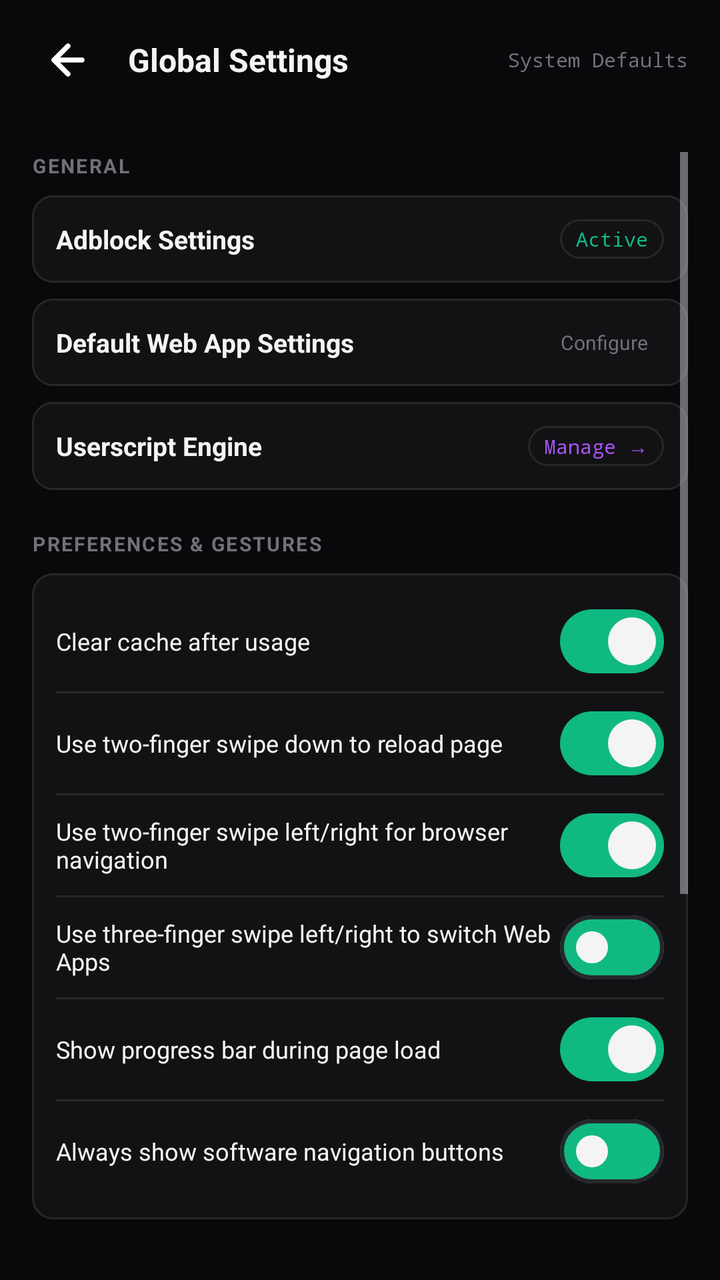
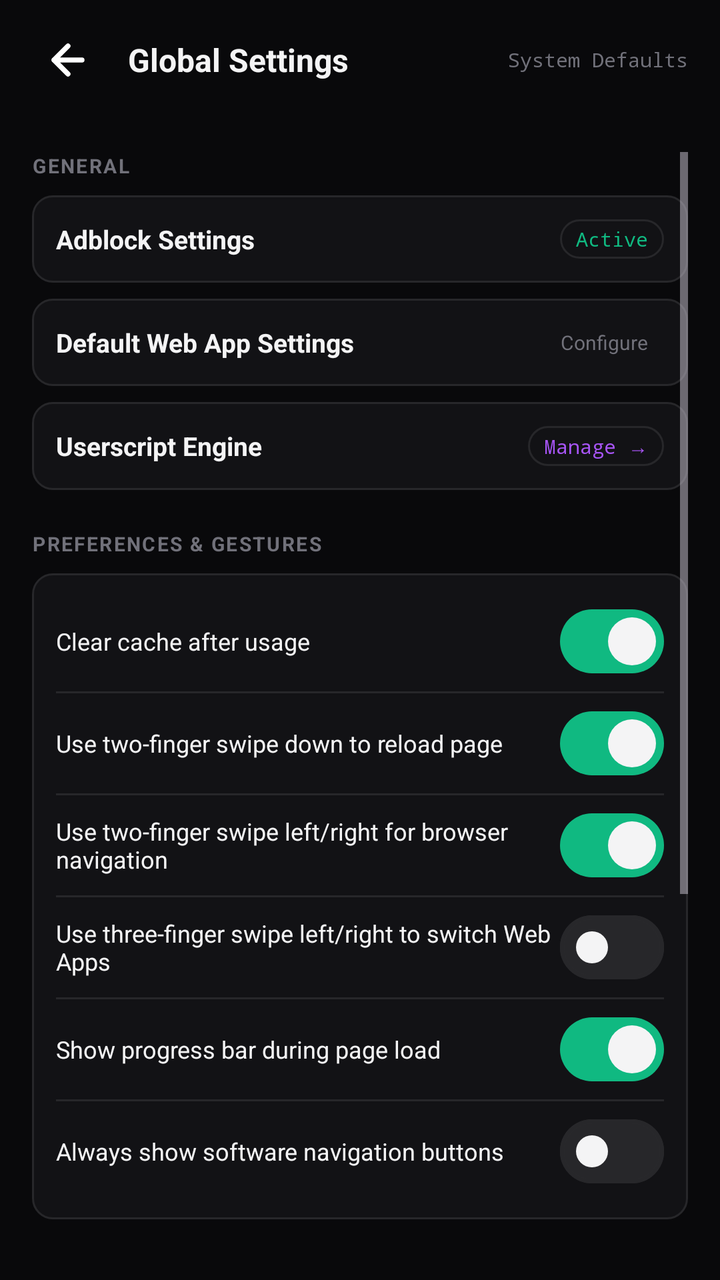

Two renders of the same Android screen: before a commit and after it. Below are the layout's source before the change and the commit's diff.
<!-- AndroidManifest.xml: application theme Theme.Scaffold -->
<!-- res/layout/activity_settings.xml -->
<?xml version="1.0" encoding="utf-8"?>
<LinearLayout xmlns:android="http://schemas.android.com/apk/res/android"
    xmlns:app="http://schemas.android.com/apk/res-auto"
    android:id="@+id/settings_root_layout"
    android:layout_width="match_parent"
    android:layout_height="match_parent"
    android:orientation="vertical"
    android:background="@color/bg_primary">

    
    <LinearLayout
        android:id="@+id/settings_header_layout"
        android:layout_width="match_parent"
        android:layout_height="wrap_content"
        android:orientation="horizontal"
        android:gravity="center_vertical"
        android:paddingHorizontal="16dp"
        android:paddingVertical="12dp"
        android:background="#15121215">

        <ImageButton
            android:id="@+id/settings_btn_back"
            android:layout_width="36dp"
            android:layout_height="36dp"
            android:background="?attr/selectableItemBackgroundBorderless"
            android:src="@drawable/ic_arrow_back"
            android:contentDescription="Back" />

        <TextView
            android:layout_width="0dp"
            android:layout_height="wrap_content"
            android:layout_weight="1"
            android:layout_marginStart="12dp"
            android:text="@string/global_settings"
            android:textColor="@color/text_primary"
            android:textSize="16sp"
            android:textStyle="bold" />

        <TextView
            android:layout_width="wrap_content"
            android:layout_height="wrap_content"
            android:text="System Defaults"
            android:textColor="@color/text_muted"
            android:textSize="10sp"
            android:fontFamily="monospace" />
    </LinearLayout>

    <ScrollView
        android:layout_width="match_parent"
        android:layout_height="match_parent"
        android:padding="16dp">

        <LinearLayout
            android:layout_width="match_parent"
            android:layout_height="wrap_content"
            android:orientation="vertical"
            android:paddingBottom="32dp">

            
            <TextView
                android:layout_width="wrap_content"
                android:layout_height="wrap_content"
                android:text="GENERAL"
                android:textColor="@color/text_muted"
                android:textSize="10sp"
                android:textStyle="bold"
                android:letterSpacing="0.08" />

            
            <LinearLayout
                android:id="@+id/settings_row_adblock"
                android:layout_width="match_parent"
                android:layout_height="wrap_content"
                android:orientation="horizontal"
                android:gravity="center_vertical"
                android:background="@drawable/bg_card"
                android:foreground="?attr/selectableItemBackground"
                android:padding="12dp"
                android:layout_marginTop="8dp"
                android:clickable="true"
                android:focusable="true">

                <TextView
                    android:layout_width="0dp"
                    android:layout_height="wrap_content"
                    android:layout_weight="1"
                    android:text="Adblock Settings"
                    android:textColor="@color/text_primary"
                    android:textSize="13sp"
                    android:textStyle="bold" />

                <TextView
                    android:layout_width="wrap_content"
                    android:layout_height="wrap_content"
                    android:text="Active"
                    android:textColor="@color/accent_emerald"
                    android:textSize="10sp"
                    android:fontFamily="monospace"
                    android:paddingHorizontal="8dp"
                    android:paddingVertical="3dp"
                    android:background="@drawable/bg_card" />
            </LinearLayout>

            
            <LinearLayout
                android:id="@+id/settings_row_default_app"
                android:layout_width="match_parent"
                android:layout_height="wrap_content"
                android:orientation="horizontal"
                android:gravity="center_vertical"
                android:background="@drawable/bg_card"
                android:foreground="?attr/selectableItemBackground"
                android:padding="12dp"
                android:layout_marginTop="8dp"
                android:clickable="true"
                android:focusable="true">

                <TextView
                    android:layout_width="0dp"
                    android:layout_height="wrap_content"
                    android:layout_weight="1"
                    android:text="Default Web App Settings"
                    android:textColor="@color/text_primary"
                    android:textSize="13sp"
                    android:textStyle="bold" />

                <TextView
                    android:layout_width="wrap_content"
                    android:layout_height="wrap_content"
                    android:text="Configure"
                    android:textColor="@color/text_muted"
                    android:textSize="10sp"
                    android:paddingHorizontal="8dp"
                    android:paddingVertical="3dp" />
            </LinearLayout>

            
            <LinearLayout
                android:id="@+id/settings_row_userscripts"
                android:layout_width="match_parent"
                android:layout_height="wrap_content"
                android:orientation="horizontal"
                android:gravity="center_vertical"
                android:background="@drawable/bg_card"
                android:foreground="?attr/selectableItemBackground"
                android:padding="12dp"
                android:layout_marginTop="8dp"
                android:clickable="true"
                android:focusable="true">

                <TextView
                    android:layout_width="0dp"
                    android:layout_height="wrap_content"
                    android:layout_weight="1"
                    android:text="Userscript Engine"
                    android:textColor="@color/text_primary"
                    android:textSize="13sp"
                    android:textStyle="bold" />

                <TextView
                    android:layout_width="wrap_content"
                    android:layout_height="wrap_content"
                    android:text="Manage →"
                    android:textColor="@color/accent_purple_bright"
                    android:textSize="10sp"
                    android:fontFamily="monospace"
                    android:paddingHorizontal="8dp"
                    android:paddingVertical="3dp"
                    android:background="@drawable/bg_card" />
            </LinearLayout>

            
            <TextView
                android:layout_width="wrap_content"
                android:layout_height="wrap_content"
                android:layout_marginTop="20dp"
                android:text="PREFERENCES &amp; GESTURES"
                android:textColor="@color/text_muted"
                android:textSize="10sp"
                android:textStyle="bold"
                android:letterSpacing="0.08" />

            <LinearLayout
                android:layout_width="match_parent"
                android:layout_height="wrap_content"
                android:orientation="vertical"
                android:background="@drawable/bg_card"
                android:padding="12dp"
                android:layout_marginTop="8dp">

                
                <LinearLayout
                    android:layout_width="match_parent"
                    android:layout_height="44dp"
                    android:orientation="horizontal"
                    android:gravity="center_vertical">

                    <TextView
                        android:layout_width="0dp"
                        android:layout_height="wrap_content"
                        android:layout_weight="1"
                        android:text="Clear cache after usage"
                        android:textColor="@color/text_primary"
                        android:textSize="12sp" />

                    <com.google.android.material.materialswitch.MaterialSwitch
                        android:id="@+id/settings_switch_clear_cache"
                        android:layout_width="wrap_content"
                        android:layout_height="wrap_content"
                        android:checked="true"
                        app:thumbTint="@color/text_primary"
                        app:trackTint="@color/accent_emerald" />
                </LinearLayout>

                <View
                    android:layout_width="match_parent"
                    android:layout_height="1dp"
                    android:background="@color/border_primary"
                    android:layout_marginVertical="3dp" />

                
                <LinearLayout
                    android:layout_width="match_parent"
                    android:layout_height="44dp"
                    android:orientation="horizontal"
                    android:gravity="center_vertical">

                    <TextView
                        android:layout_width="0dp"
                        android:layout_height="wrap_content"
                        android:layout_weight="1"
                        android:text="Use two-finger swipe down to reload page"
                        android:textColor="@color/text_primary"
                        android:textSize="12sp" />

                    <com.google.android.material.materialswitch.MaterialSwitch
                        android:id="@+id/settings_switch_reload_gesture"
                        android:layout_width="wrap_content"
                        android:layout_height="wrap_content"
                        android:checked="true"
                        app:thumbTint="@color/text_primary"
                        app:trackTint="@color/accent_emerald" />
                </LinearLayout>

                <View
                    android:layout_width="match_parent"
                    android:layout_height="1dp"
                    android:background="@color/border_primary"
                    android:layout_marginVertical="3dp" />

                
                <LinearLayout
                    android:layout_width="match_parent"
                    android:layout_height="44dp"
                    android:orientation="horizontal"
                    android:gravity="center_vertical">

                    <TextView
                        android:layout_width="0dp"
                        android:layout_height="wrap_content"
                        android:layout_weight="1"
                        android:text="Use two-finger swipe left/right for browser navigation"
                        android:textColor="@color/text_primary"
                        android:textSize="12sp" />

                    <com.google.android.material.materialswitch.MaterialSwitch
                        android:id="@+id/settings_switch_nav_gesture"
                        android:layout_width="wrap_content"
                        android:layout_height="wrap_content"
                        android:checked="true"
                        app:thumbTint="@color/text_primary"
                        app:trackTint="@color/accent_emerald" />
                </LinearLayout>

                <View
                    android:layout_width="match_parent"
                    android:layout_height="1dp"
                    android:background="@color/border_primary"
                    android:layout_marginVertical="3dp" />

                
                <LinearLayout
                    android:layout_width="match_parent"
                    android:layout_height="44dp"
                    android:orientation="horizontal"
                    android:gravity="center_vertical">

                    <TextView
                        android:layout_width="0dp"
                        android:layout_height="wrap_content"
                        android:layout_weight="1"
                        android:text="Use three-finger swipe left/right to switch Web Apps"
                        android:textColor="@color/text_primary"
                        android:textSize="12sp" />

                    <com.google.android.material.materialswitch.MaterialSwitch
                        android:id="@+id/settings_switch_app_switch_gesture"
                        android:layout_width="wrap_content"
                        android:layout_height="wrap_content"
                        android:checked="false"
                        app:thumbTint="@color/text_primary"
                        app:trackTint="@color/accent_emerald" />
                </LinearLayout>

                <View
                    android:layout_width="match_parent"
                    android:layout_height="1dp"
                    android:background="@color/border_primary"
                    android:layout_marginVertical="3dp" />

                
                <LinearLayout
                    android:layout_width="match_parent"
                    android:layout_height="44dp"
                    android:orientation="horizontal"
                    android:gravity="center_vertical">

                    <TextView
                        android:layout_width="0dp"
                        android:layout_height="wrap_content"
                        android:layout_weight="1"
                        android:text="Show progress bar during page load"
                        android:textColor="@color/text_primary"
                        android:textSize="12sp" />

                    <com.google.android.material.materialswitch.MaterialSwitch
                        android:id="@+id/settings_switch_progress_bar"
                        android:layout_width="wrap_content"
                        android:layout_height="wrap_content"
                        android:checked="true"
                        app:thumbTint="@color/text_primary"
                        app:trackTint="@color/accent_emerald" />
                </LinearLayout>

                <View
                    android:layout_width="match_parent"
                    android:layout_height="1dp"
                    android:background="@color/border_primary"
                    android:layout_marginVertical="3dp" />

                
                <LinearLayout
                    android:layout_width="match_parent"
                    android:layout_height="44dp"
                    android:orientation="horizontal"
                    android:gravity="center_vertical">

                    <TextView
                        android:layout_width="0dp"
                        android:layout_height="wrap_content"
                        android:layout_weight="1"
                        android:text="Always show software navigation buttons"
                        android:textColor="@color/text_primary"
                        android:textSize="12sp" />

                    <com.google.android.material.materialswitch.MaterialSwitch
                        android:id="@+id/settings_switch_software_nav"
                        android:layout_width="wrap_content"
                        android:layout_height="wrap_content"
                        android:checked="false"
                        app:thumbTint="@color/text_primary"
                        app:trackTint="@color/accent_emerald" />
                </LinearLayout>

            </LinearLayout>

            
            <TextView
                android:layout_width="wrap_content"
                android:layout_height="wrap_content"
                android:layout_marginTop="20dp"
                android:text="STORAGE &amp; CACHE"
                android:textColor="@color/text_muted"
                android:textSize="10sp"
                android:textStyle="bold"
                android:letterSpacing="0.08" />

            <LinearLayout
                android:layout_width="match_parent"
                android:layout_height="wrap_content"
                android:orientation="horizontal"
                android:gravity="center_vertical"
                android:background="@drawable/bg_card"
                android:padding="12dp"
                android:layout_marginTop="8dp">

                <LinearLayout
                    android:layout_width="0dp"
                    android:layout_height="wrap_content"
                    android:layout_weight="1"
                    android:orientation="vertical">

                    <TextView
                        android:layout_width="wrap_content"
                        android:layout_height="wrap_content"
                        android:text="Cached Web Data"
                        android:textColor="@color/text_primary"
                        android:textSize="13sp"
                        android:textStyle="bold" />

                    <TextView
                        android:id="@+id/settings_tv_cache_size"
                        android:layout_width="wrap_content"
                        android:layout_height="wrap_content"
                        android:layout_marginTop="1dp"
                        android:text="Calculating... (500 MB auto-purge threshold)"
                        android:textColor="@color/text_muted"
                        android:textSize="10sp"
                        android:fontFamily="monospace" />
                </LinearLayout>

                <TextView
                    android:id="@+id/settings_btn_clear_cache"
                    android:layout_width="wrap_content"
                    android:layout_height="wrap_content"
                    android:text="Clear Cache"
                    android:textColor="@color/accent_rose"
                    android:textSize="12sp"
                    android:textStyle="bold"
                    android:padding="6dp" />
            </LinearLayout>

            
            <TextView
                android:layout_width="wrap_content"
                android:layout_height="wrap_content"
                android:layout_marginTop="20dp"
                android:text="BACKUP &amp; PORTABILITY"
                android:textColor="@color/text_muted"
                android:textSize="10sp"
                android:textStyle="bold"
                android:letterSpacing="0.08" />

            <LinearLayout
                android:layout_width="match_parent"
                android:layout_height="wrap_content"
                android:orientation="horizontal"
                android:layout_marginTop="8dp">

                <TextView
                    android:id="@+id/settings_btn_export"
                    android:layout_width="0dp"
                    android:layout_height="40dp"
                    android:layout_weight="1"
                    android:background="@drawable/bg_card"
                    android:foreground="?attr/selectableItemBackground"
                    android:gravity="center"
                    android:text="Export Settings &amp; Web Apps"
                    android:textColor="@color/text_primary"
                    android:textSize="11sp"
                    android:textStyle="bold"
                    android:clickable="true"
                    android:focusable="true" />

                <TextView
                    android:id="@+id/settings_btn_import"
                    android:layout_width="0dp"
                    android:layout_height="40dp"
                    android:layout_weight="1"
                    android:layout_marginStart="8dp"
                    android:background="@drawable/bg_card"
                    android:foreground="?attr/selectableItemBackground"
                    android:gravity="center"
                    android:text="Import Settings &amp; Web Apps"
                    android:textColor="@color/text_primary"
                    android:textSize="11sp"
                    android:textStyle="bold"
                    android:clickable="true"
                    android:focusable="true" />
            </LinearLayout>

            
            <TextView
                android:layout_width="wrap_content"
                android:layout_height="wrap_content"
                android:layout_marginTop="20dp"
                android:text="ABOUT &amp; SYSTEM"
                android:textColor="@color/text_muted"
                android:textSize="10sp"
                android:textStyle="bold"
                android:letterSpacing="0.08" />

            <LinearLayout
                android:id="@+id/settings_row_about"
                android:layout_width="match_parent"
                android:layout_height="wrap_content"
                android:orientation="horizontal"
                android:gravity="center_vertical"
                android:background="@drawable/bg_card"
                android:foreground="?attr/selectableItemBackground"
                android:padding="12dp"
                android:layout_marginTop="8dp"
                android:clickable="true"
                android:focusable="true">

                <TextView
                    android:layout_width="0dp"
                    android:layout_height="wrap_content"
                    android:layout_weight="1"
                    android:text="About Scraffold &amp; Licenses"
                    android:textColor="@color/text_primary"
                    android:textSize="13sp"
                    android:textStyle="bold" />

                <TextView
                    android:layout_width="wrap_content"
                    android:layout_height="wrap_content"
                    android:text="v1.0.1 →"
                    android:textColor="@color/accent_emerald"
                    android:textSize="11sp"
                    android:fontFamily="monospace" />
            </LinearLayout>

        </LinearLayout>
    </ScrollView>

</LinearLayout>
<!-- resources referenced by this layout -->
<resources>
  <color name="accent_emerald">#10B981</color>
  <color name="accent_purple_bright">#A855F7</color>
  <color name="accent_rose">#F43F5E</color>
  <color name="bg_primary">#09090B</color>
  <color name="border_primary">#27272A</color>
  <color name="text_muted">#71717A</color>
  <color name="text_primary">#F4F4F5</color>
  <!-- drawable bg_card (drawable) -->
  <?xml version="1.0" encoding="utf-8"?>
  <shape xmlns:android="http://schemas.android.com/apk/res/android"
      android:shape="rectangle">
      <solid android:color="@color/bg_surface" />
      <stroke
          android:width="1dp"
          android:color="@color/border_primary" />
      <corners android:radius="10dp" />
  </shape>
  <!-- drawable ic_arrow_back (drawable) -->
  <vector xmlns:android="http://schemas.android.com/apk/res/android"
      android:width="24dp"
      android:height="24dp"
      android:viewportWidth="24"
      android:viewportHeight="24">
      <path
          android:strokeColor="#FFFFFF"
          android:strokeWidth="2.5"
          android:strokeLineCap="round"
          android:strokeLineJoin="round"
          android:pathData="M19,12 L5,12 M12,19 L5,12 L12,5" />
  </vector>
  <string name="global_settings">Global Settings</string>
  <style name="Theme.Scaffold" parent="Theme.Material3.Dark.NoActionBar">
          
          <item name="android:windowBackground">@color/bg_primary</item>
          <item name="android:statusBarColor">@color/bg_primary</item>
          <item name="android:navigationBarColor">@color/bg_primary</item>
          <item name="android:windowLightStatusBar">false</item>
          <item name="android:windowLightNavigationBar">false</item>
  
          
          <item name="colorPrimary">@color/accent_emerald</item>
          <item name="colorOnPrimary">@color/text_on_accent</item>
          <item name="colorSurface">@color/bg_surface</item>
          <item name="colorOnSurface">@color/text_primary</item>
          <item name="colorOutline">@color/border_primary</item>
      </style>
  <color name="bg_surface">#121215</color>
  <color name="text_on_accent">#000000</color>
</resources>

<!-- the commit's change to res/layout/activity_settings.xml (unified diff, before → after) -->
@@ -209,7 +209,7 @@
                         android:layout_height="wrap_content"
                         android:checked="true"
                         app:thumbTint="@color/text_primary"
-                        app:trackTint="@color/accent_emerald" />
+                        app:trackTint="@color/switch_track" />
                 </LinearLayout>
 
                 <View
@@ -239,7 +239,7 @@
                         android:layout_height="wrap_content"
                         android:checked="true"
                         app:thumbTint="@color/text_primary"
-                        app:trackTint="@color/accent_emerald" />
+                        app:trackTint="@color/switch_track" />
                 </LinearLayout>
 
                 <View
@@ -269,7 +269,7 @@
                         android:layout_height="wrap_content"
                         android:checked="true"
                         app:thumbTint="@color/text_primary"
-                        app:trackTint="@color/accent_emerald" />
+                        app:trackTint="@color/switch_track" />
                 </LinearLayout>
 
                 <View
@@ -299,7 +299,7 @@
                         android:layout_height="wrap_content"
                         android:checked="false"
                         app:thumbTint="@color/text_primary"
-                        app:trackTint="@color/accent_emerald" />
+                        app:trackTint="@color/switch_track" />
                 </LinearLayout>
 
                 <View
@@ -329,7 +329,7 @@
                         android:layout_height="wrap_content"
                         android:checked="true"
                         app:thumbTint="@color/text_primary"
-                        app:trackTint="@color/accent_emerald" />
+                        app:trackTint="@color/switch_track" />
                 </LinearLayout>
 
                 <View
@@ -359,7 +359,7 @@
                         android:layout_height="wrap_content"
                         android:checked="false"
                         app:thumbTint="@color/text_primary"
-                        app:trackTint="@color/accent_emerald" />
+                        app:trackTint="@color/switch_track" />
                 </LinearLayout>
 
             </LinearLayout>
@@ -503,6 +503,7 @@
                     android:textStyle="bold" />
 
                 <TextView
+                    android:id="@+id/settings_tv_about_version"
                     android:layout_width="wrap_content"
                     android:layout_height="wrap_content"
                     android:text="v1.0.1 →"
